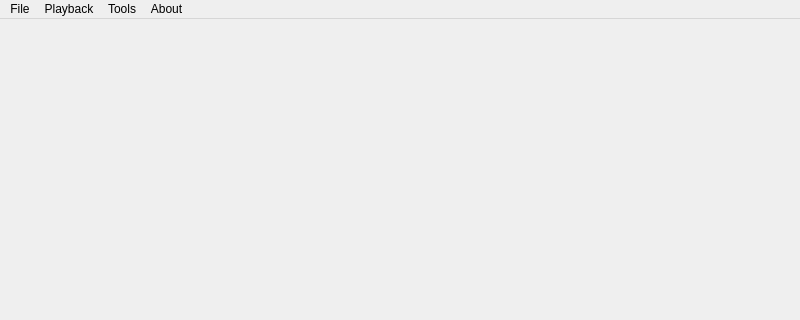
First picture: the form in src/app/MainWindow.ui, repository sptrakesh/pictureviewer, before the edit; both pictures show x 0 to 800 and y 0 to 320 of the 800 by 600 pixel window.
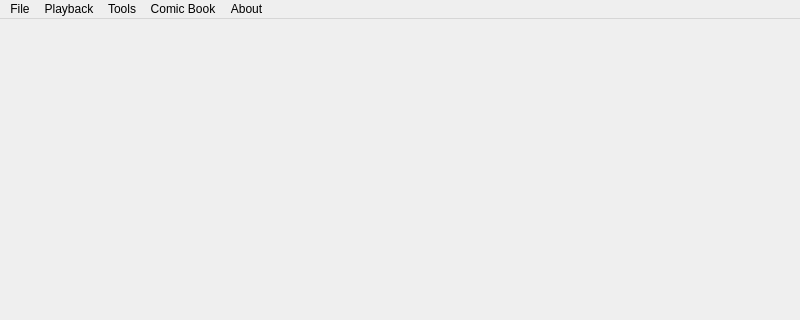
Second picture: the form after the edit. Icons and pictures are not drawn.

Commit message: Adding comic book reader support.

The edit to the form file:
```diff
--- a/src/app/MainWindow.ui
+++ b/src/app/MainWindow.ui
@@ -172,9 +172,17 @@
     <addaction name="separator"/>
     <addaction name="actionView_Logs"/>
    </widget>
+   <widget class="QMenu" name="menuComic_Book">
+    <property name="title">
+     <string>Comic Book</string>
+    </property>
+    <addaction name="actionCreate_Comic"/>
+    <addaction name="actionRead_Comic"/>
+   </widget>
    <addaction name="menuFile"/>
    <addaction name="menuPlayback"/>
    <addaction name="menuTools"/>
+   <addaction name="menuComic_Book"/>
    <addaction name="menuAbout"/>
   </widget>
   <widget class="QStatusBar" name="statusbar"/>
```
Left out of the diff: 22 changed lines with no effect on the pictures. The commit also changes 18 other files.
